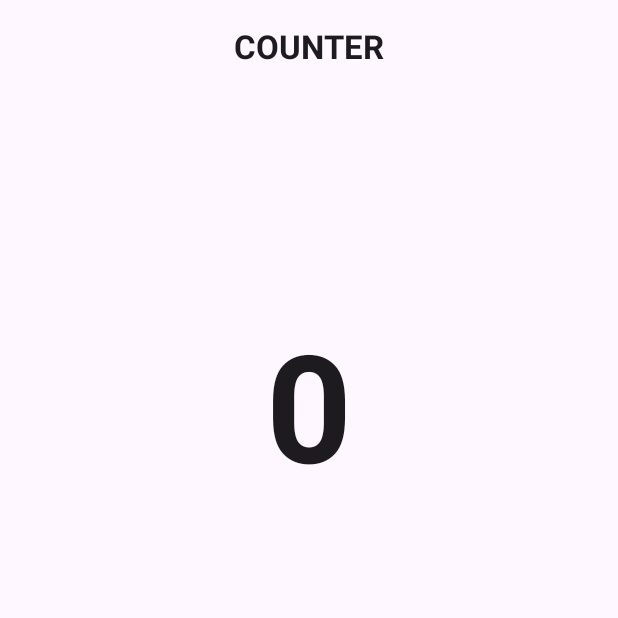
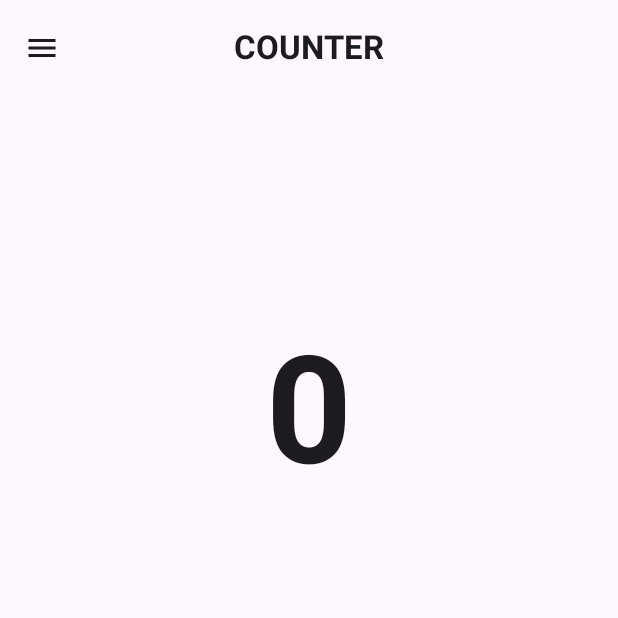
Before and after one commit to sudheeshbnair/ClickCounter, an Android app built with Jetpack Compose: the screen it shows after launch (MainActivity), on a phone screen of 412 x 824 dp, the top half of it. Run offline under Robolectric (Android 15) with nearby library versions, the phone set to English and light mode, and no system bars; our stand-ins replace Dagger/Hilt's generated code.

Commit message:
Code cleanup and Privacy Policy

```diff
--- a/app/src/main/AndroidManifest.xml
+++ b/app/src/main/AndroidManifest.xml
@@ -4,6 +4,7 @@
 
     <application
         android:allowBackup="true"
+        android:name=".application.CounterApplication"
         android:dataExtractionRules="@xml/data_extraction_rules"
         android:fullBackupContent="@xml/backup_rules"
         android:icon="@mipmap/ic_launcher"
@@ -13,7 +14,7 @@
         android:theme="@style/Theme.ClickCounter"
         tools:targetApi="31">
         <activity
-            android:name=".MainActivity"
+            android:name=".activity.MainActivity"
             android:exported="true"
             android:label="@string/app_name"
             android:theme="@style/Theme.ClickCounter">
--- a/app/src/main/java/com/sb/clickcounter/CounterActivity.kt
+++ /dev/null
@@ -1,29 +0,0 @@
-package com.sb.clickcounter
-
-import android.os.Bundle
-import androidx.activity.ComponentActivity
-import androidx.activity.compose.setContent
-import androidx.activity.enableEdgeToEdge
-import androidx.compose.foundation.layout.fillMaxSize
-import androidx.compose.material3.Scaffold
-import androidx.compose.ui.Modifier
-import com.sb.clickcounter.ui.theme.ClickCounterTheme
-import com.sb.clickcounter.ui.view.CounterView
-import com.sb.clickcounter.ui.view.ToolBar
-
-class MainActivity : ComponentActivity() {
-    override fun onCreate(savedInstanceState: Bundle?) {
-        super.onCreate(savedInstanceState)
-        enableEdgeToEdge()
-        setContent {
-            ClickCounterTheme {
-                Scaffold(
-                    modifier = Modifier.fillMaxSize(),
-                    topBar = { ToolBar(resources) }
-                ) { innerPadding ->
-                    CounterView(resources, innerPadding)
-                }
-            }
-        }
-    }
-}
--- /dev/null
+++ b/app/src/main/java/com/sb/clickcounter/activity/CounterActivity.kt
@@ -0,0 +1,22 @@
+package com.sb.clickcounter.activity
+
+import android.os.Bundle
+import androidx.activity.ComponentActivity
+import androidx.activity.compose.setContent
+import androidx.activity.enableEdgeToEdge
+import com.sb.clickcounter.navigation.CounterNavigation
+import com.sb.clickcounter.ui.theme.ClickCounterTheme
+import dagger.hilt.android.AndroidEntryPoint
+
+@AndroidEntryPoint
+class MainActivity : ComponentActivity() {
+    override fun onCreate(savedInstanceState: Bundle?) {
+        super.onCreate(savedInstanceState)
+        enableEdgeToEdge()
+        setContent {
+            ClickCounterTheme {
+                CounterNavigation()
+            }
+        }
+    }
+}
--- /dev/null
+++ b/app/src/main/java/com/sb/clickcounter/application/CounterApplication.kt
@@ -0,0 +1,13 @@
+package com.sb.clickcounter.application
+
+import android.app.Application
+import dagger.hilt.android.HiltAndroidApp
+
+@HiltAndroidApp
+class CounterApplication : Application() {
+
+    override fun onCreate() {
+        super.onCreate()
+    }
+
+}
--- /dev/null
+++ b/app/src/main/java/com/sb/clickcounter/navigation/CounterNavigation.kt
@@ -0,0 +1,35 @@
+package com.sb.clickcounter.navigation
+
+import androidx.compose.foundation.layout.fillMaxSize
+import androidx.compose.material3.DrawerValue
+import androidx.compose.material3.Scaffold
+import androidx.compose.material3.rememberDrawerState
+import androidx.compose.runtime.Composable
+import androidx.compose.ui.Modifier
+import androidx.navigation.compose.NavHost
+import androidx.navigation.compose.composable
+import androidx.navigation.compose.rememberNavController
+import com.sb.clickcounter.ui.view.CounterView
+import com.sb.clickcounter.ui.view.NavigationDrawer
+import com.sb.clickcounter.ui.view.ToolBar
+
+@Composable
+fun CounterNavigation() {
+    val navController = rememberNavController()
+    NavHost(
+        navController = navController,
+        startDestination = Screen.Home,
+    ) {
+        composable<Screen.Home> {
+            val drawerState = rememberDrawerState(initialValue = DrawerValue.Closed)
+            NavigationDrawer(drawerState) {
+                Scaffold(
+                    modifier = Modifier.fillMaxSize(),
+                    topBar = { ToolBar(drawerState) },
+                ) { innerPadding ->
+                    CounterView(innerPadding)
+                }
+            }
+        }
+    }
+}
--- /dev/null
+++ b/app/src/main/java/com/sb/clickcounter/navigation/Screen.kt
@@ -0,0 +1,11 @@
+package com.sb.clickcounter.navigation
+
+import kotlinx.serialization.Serializable
+
+@Serializable
+sealed class Screen {
+
+    @Serializable
+    data object Home : Screen()
+
+ }
--- a/app/src/main/java/com/sb/clickcounter/ui/view/ControlView.kt
+++ b/app/src/main/java/com/sb/clickcounter/ui/view/ControlView.kt
@@ -1,6 +1,5 @@
 package com.sb.clickcounter.ui.view
 
-import android.content.res.Resources
 import androidx.compose.foundation.layout.Column
 import androidx.compose.foundation.layout.Row
 import androidx.compose.foundation.layout.Spacer
@@ -14,6 +13,7 @@ import androidx.compose.material3.TextButton
 import androidx.compose.runtime.Composable
 import androidx.compose.ui.Alignment
 import androidx.compose.ui.Modifier
+import androidx.compose.ui.res.stringResource
 import androidx.compose.ui.unit.dp
 import androidx.compose.ui.unit.sp
 import com.sb.clickcounter.R
@@ -21,7 +21,6 @@ import com.sb.clickcounter.R
 
 @Composable
 fun ControlView(
-    resources: Resources,
     onPlusClick: () -> Unit,
     onMinusClick: () -> Unit,
     onResetClick: () -> Unit,
@@ -33,7 +32,7 @@ fun ControlView(
                 onClick = onMinusClick
             ) {
                 Text(
-                    resources.getString(R.string.minus),
+                    stringResource(R.string.minus),
                     fontSize = 50.sp,
                     color = MaterialTheme.colorScheme.onBackground
                 )
@@ -44,7 +43,7 @@ fun ControlView(
                 onClick = onPlusClick
             ) {
                 Text(
-                    resources.getString(R.string.plus),
+                    stringResource(R.string.plus),
                     fontSize = 50.sp,
                     color = MaterialTheme.colorScheme.onBackground
                 )
@@ -55,7 +54,7 @@ fun ControlView(
             onClick = onResetClick
         ) {
             Text(
-                resources.getString(R.string.reset),
+                stringResource(R.string.reset),
                 fontSize = 16.sp,
                 color = MaterialTheme.colorScheme.onBackground
             )
--- /dev/null
+++ b/app/src/main/java/com/sb/clickcounter/ui/view/NavigationDrawer.kt
@@ -0,0 +1,78 @@
+package com.sb.clickcounter.ui.view
+
+import android.content.Intent
+import androidx.compose.foundation.layout.Box
+import androidx.compose.foundation.layout.Column
+import androidx.compose.foundation.layout.Spacer
+import androidx.compose.foundation.layout.fillMaxSize
+import androidx.compose.foundation.layout.height
+import androidx.compose.foundation.layout.padding
+import androidx.compose.material3.DismissibleNavigationDrawer
+import androidx.compose.material3.DrawerState
+import androidx.compose.material3.HorizontalDivider
+import androidx.compose.material3.MaterialTheme
+import androidx.compose.material3.ModalDrawerSheet
+import androidx.compose.material3.NavigationDrawerItem
+import androidx.compose.material3.Text
+import androidx.compose.runtime.Composable
+import androidx.compose.runtime.rememberCoroutineScope
+import androidx.compose.ui.Alignment
+import androidx.compose.ui.Modifier
+import androidx.compose.ui.platform.LocalContext
+import androidx.compose.ui.unit.dp
+import androidx.core.net.toUri
+import kotlinx.coroutines.delay
+import kotlinx.coroutines.launch
+
+@Composable
+fun NavigationDrawer(drawerState: DrawerState,  content: @Composable () -> Unit) {
+    // ModalNavigationDrawer
+    DismissibleNavigationDrawer(
+        drawerContent = {
+            ModalDrawerSheet {
+                Column(
+                    modifier = Modifier.padding(horizontal = 16.dp)
+                ) {
+                    Spacer(Modifier.height(12.dp))
+                    Text(
+                        "Click Counter",
+                        modifier = Modifier.padding(16.dp).align(Alignment.CenterHorizontally),
+
+                        style = MaterialTheme.typography.titleLarge
+                    )
+                    HorizontalDivider()
+                    val context = LocalContext.current
+                    val scope = rememberCoroutineScope()
+                    NavigationDrawerItem(
+                        label = { Text("Privacy Policy") },
+                        selected = false,
+                        onClick = {
+                            val url = "https://testvg.codelynks.in/privacy_policy/click_counter.html"
+                            val intent = Intent(Intent.ACTION_VIEW, url.toUri())
+                            context.startActivity(intent)
+                            scope.launch {
+                                delay(1000)
+                                drawerState.close()
+                            }
+                        }
+                    )
+
+                    Box(
+                        modifier = Modifier
+                            .fillMaxSize()
+                    ) {
+                        Text(
+                            "Version : 1.0",
+                            modifier = Modifier.padding(16.dp).align(Alignment.BottomCenter),
+                            style = MaterialTheme.typography.bodySmall
+                        )
+                    }
+
+                }
+            }
+        },
+        drawerState = drawerState,
+        gesturesEnabled = true,
+        content = content
+    )
+}
--- a/app/src/main/java/com/sb/clickcounter/ui/view/ToolBar.kt
+++ b/app/src/main/java/com/sb/clickcounter/ui/view/ToolBar.kt
@@ -1,23 +1,50 @@
 package com.sb.clickcounter.ui.view
 
 import android.content.res.Resources
+import androidx.compose.material.icons.Icons
+import androidx.compose.material.icons.filled.Menu
 import androidx.compose.material3.CenterAlignedTopAppBar
+import androidx.compose.material3.DrawerState
 import androidx.compose.material3.ExperimentalMaterial3Api
+import androidx.compose.material3.Icon
+import androidx.compose.material3.IconButton
 import androidx.compose.material3.Text
 import androidx.compose.runtime.Composable
+import androidx.compose.runtime.rememberCoroutineScope
+import androidx.compose.ui.res.stringResource
 import androidx.compose.ui.text.font.FontWeight
 import com.sb.clickcounter.R
+import kotlinx.coroutines.launch
 
 
 @OptIn(ExperimentalMaterial3Api::class)
 @Composable
-fun ToolBar(resources: Resources) {
+fun ToolBar(drawerState: DrawerState? = null, screenTitle : String? = null) {
+    val scope = rememberCoroutineScope()
+    val title = screenTitle ?: stringResource(R.string.counter)
+
     CenterAlignedTopAppBar(
         title = {
             Text(
-                resources.getString(R.string.counter),
+                title,
                 fontWeight = FontWeight.Bold
             )
+        },
+
+        navigationIcon = {
+            if(drawerState != null) {
+                IconButton(onClick = {
+                    scope.launch {
+                        if (drawerState.isClosed) {
+                            drawerState.open()
+                        } else {
+                            drawerState.close()
+                        }
+                    }
+                }) {
+                    Icon(Icons.Default.Menu, contentDescription = "Menu")
+                }
+            }
         }
     )
 }
--- a/app/src/main/res/values/strings.xml
+++ b/app/src/main/res/values/strings.xml
@@ -4,4 +4,5 @@
     <string name="minus">\u2212</string>
     <string name="plus">\u002B</string>
     <string name="reset">RESET</string>
+    <string name="settings">SETTINGS</string>
 </resources>
```
Also changed, not shown: app/build.gradle.kts (+11 -0 lines), app/src/main/java/com/sb/clickcounter/ui/view/CounterView.kt (+28 -4 lines), gradle/libs.versions.toml (+14 -2 lines), 1 other file.
